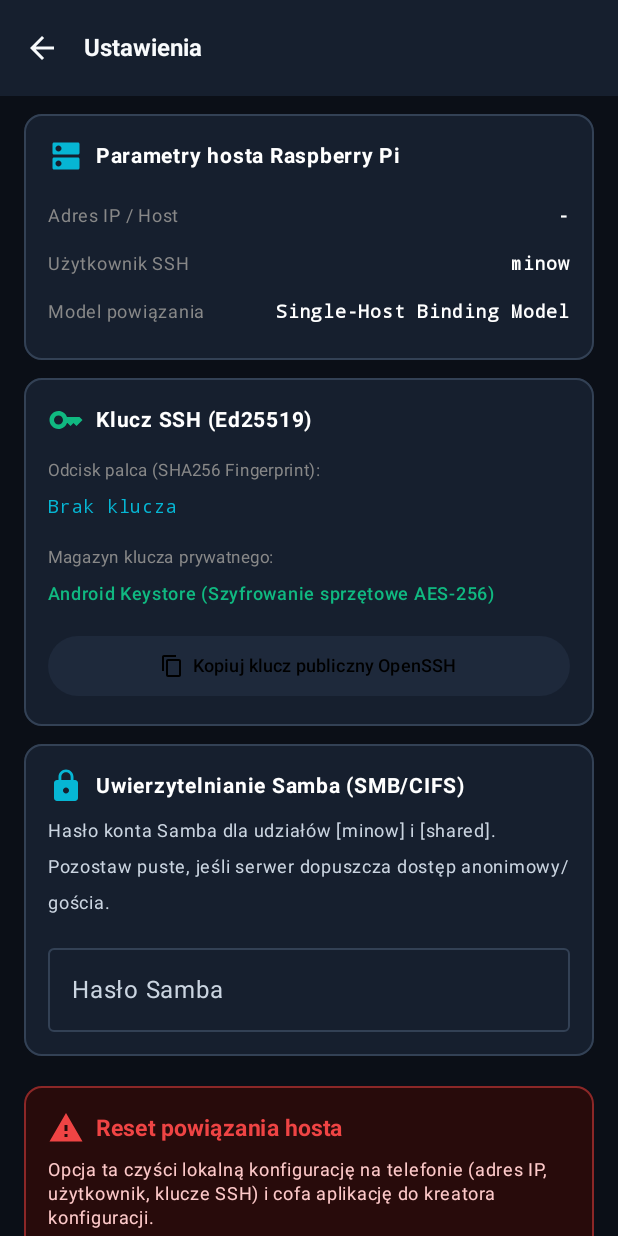
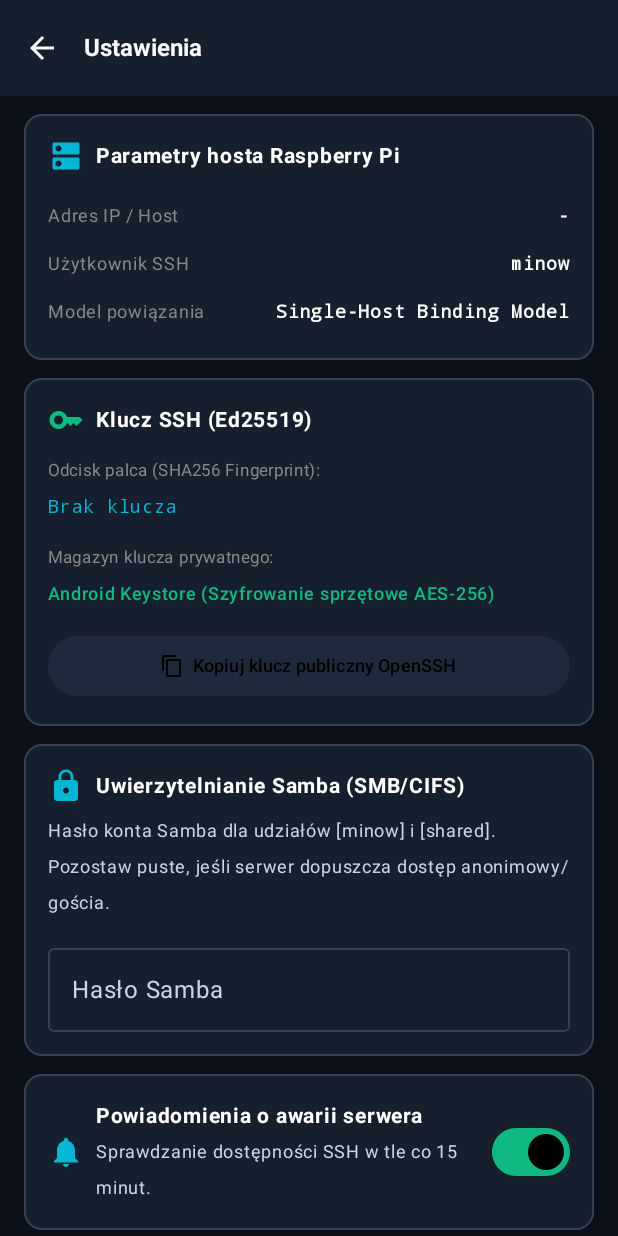
Before and after one commit to minow05/mobile_smart_ssh, an Android app built with Jetpack Compose: the SettingsScreen screen opened through its navigation route, on a phone screen of 412 x 824 dp. Run offline under Robolectric (Android 15) with nearby library versions, the phone set to English and light mode, and no system bars; 1 statement that could not run was skipped.

Commit message:
server down notification

```diff
--- a/app/build.gradle.kts
+++ b/app/build.gradle.kts
@@ -70,6 +70,7 @@ dependencies {
     implementation(libs.smbj)
     implementation(libs.jsch)
     implementation(libs.kotlinx.coroutines.android)
+    implementation(libs.androidx.work.runtime.ktx)
 
     testImplementation(libs.junit)
     androidTestImplementation(platform(libs.androidx.compose.bom))
--- a/app/src/main/AndroidManifest.xml
+++ b/app/src/main/AndroidManifest.xml
@@ -4,6 +4,7 @@
 
     <uses-permission android:name="android.permission.INTERNET" />
     <uses-permission android:name="android.permission.ACCESS_NETWORK_STATE" />
+    <uses-permission android:name="android.permission.POST_NOTIFICATIONS" />
 
     <application
         android:allowBackup="true"
--- a/app/src/main/java/com/example/mobile_smart_ssh/MainActivity.kt
+++ b/app/src/main/java/com/example/mobile_smart_ssh/MainActivity.kt
@@ -1,12 +1,15 @@
 package com.example.mobile_smart_ssh
 
+import android.Manifest
 import android.os.Bundle
 import androidx.activity.ComponentActivity
 import androidx.activity.compose.setContent
 import androidx.activity.enableEdgeToEdge
+import androidx.activity.result.contract.ActivityResultContracts
 import androidx.compose.foundation.layout.fillMaxSize
 import androidx.compose.material3.Surface
 import androidx.compose.ui.Modifier
+import com.example.mobile_smart_ssh.monitor.ServerMonitor
 import com.example.mobile_smart_ssh.ui.navigation.AppNavGraph
 import com.example.mobile_smart_ssh.ui.theme.SmartSSHTheme
 
@@ -14,6 +17,13 @@ class MainActivity : ComponentActivity() {
     override fun onCreate(savedInstanceState: Bundle?) {
         super.onCreate(savedInstanceState)
         enableEdgeToEdge()
+        if (ServerMonitor.isEnabled(this)) {
+            ServerMonitor.schedule(this)
+            if (!ServerMonitor.hasNotificationPermission(this)) {
+                registerForActivityResult(ActivityResultContracts.RequestPermission()) {}
+                    .launch(Manifest.permission.POST_NOTIFICATIONS)
+            }
+        }
         setContent {
             SmartSSHTheme(darkTheme = true) {
                 Surface(
--- a/app/src/main/java/com/example/mobile_smart_ssh/ui/settings/SettingsScreen.kt
+++ b/app/src/main/java/com/example/mobile_smart_ssh/ui/settings/SettingsScreen.kt
@@ -1,6 +1,9 @@
 package com.example.mobile_smart_ssh.ui.settings
 
+import android.Manifest
 import android.widget.Toast
+import androidx.activity.compose.rememberLauncherForActivityResult
+import androidx.activity.result.contract.ActivityResultContracts
 import androidx.compose.foundation.background
 import androidx.compose.foundation.border
 import androidx.compose.foundation.layout.Arrangement
@@ -25,6 +28,7 @@ import androidx.compose.material.icons.filled.Dns
 import androidx.compose.material.icons.filled.Info
 import androidx.compose.material.icons.filled.Key
 import androidx.compose.material.icons.filled.Lock
+import androidx.compose.material.icons.filled.Notifications
 import androidx.compose.material.icons.filled.Warning
 import androidx.compose.material3.AlertDialog
 import androidx.compose.material3.Button
@@ -37,6 +41,7 @@ import androidx.compose.material3.IconButton
 import androidx.compose.material3.MaterialTheme
 import androidx.compose.material3.OutlinedTextField
 import androidx.compose.material3.Scaffold
+import androidx.compose.material3.Switch
 import androidx.compose.material3.Text
 import androidx.compose.material3.TextButton
 import androidx.compose.material3.TopAppBar
@@ -56,6 +61,7 @@ import androidx.compose.ui.text.input.PasswordVisualTransformation
 import androidx.compose.ui.unit.dp
 import androidx.compose.ui.unit.sp
 import androidx.lifecycle.viewmodel.compose.viewModel
+import com.example.mobile_smart_ssh.monitor.ServerMonitor
 import com.example.mobile_smart_ssh.ui.theme.CyanAccent
 import com.example.mobile_smart_ssh.ui.theme.EmeraldPrimary
 import com.example.mobile_smart_ssh.ui.theme.RubyRed
@@ -74,6 +80,9 @@ fun SettingsScreen(
     val state by viewModel.uiState.collectAsState()
     val context = LocalContext.current
     val clipboardManager = LocalClipboardManager.current
+    val notificationPermissionLauncher = rememberLauncherForActivityResult(
+        ActivityResultContracts.RequestPermission()
+    ) {}
 
     Scaffold(
         topBar = {
@@ -209,6 +218,41 @@ fun SettingsScreen(
                 }
             }
 
+            Spacer(modifier = Modifier.height(12.dp))
+
+            // Karta: Powiadomienia o awarii serwera
+            Card(
+                modifier = Modifier.fillMaxWidth(),
+                colors = CardDefaults.cardColors(containerColor = SlateSurface),
+                shape = RoundedCornerShape(12.dp),
+                border = androidx.compose.foundation.BorderStroke(1.dp, SlateBorder)
+            ) {
+                Row(
+                    modifier = Modifier.padding(16.dp),
+                    verticalAlignment = Alignment.CenterVertically
+                ) {
+                    Icon(Icons.Default.Notifications, contentDescription = null, tint = CyanAccent)
+                    Spacer(modifier = Modifier.width(8.dp))
+                    Column(modifier = Modifier.weight(1f)) {
+                        Text("Powiadomienia o awarii serwera", fontWeight = FontWeight.Bold, fontSize = 14.sp, color = Color.White)
+                        Text(
+                            text = "Sprawdzanie dostępności SSH w tle co 15 minut.",
+                            fontSize = 12.sp,
+                            color = MaterialTheme.colorScheme.onSurfaceVariant
+                        )
+                    }
+                    Switch(
+                        checked = state.monitorEnabled,
+                        onCheckedChange = { enabled ->
+                            viewModel.onMonitorEnabledChanged(enabled)
+                            if (enabled && !ServerMonitor.hasNotificationPermission(context)) {
+                                notificationPermissionLauncher.launch(Manifest.permission.POST_NOTIFICATIONS)
+                            }
+                        }
+                    )
+                }
+            }
+
             Spacer(modifier = Modifier.height(20.dp))
 
             // Karta 4: Reset Configuration (Single-Host Unbinding)
--- a/app/src/main/java/com/example/mobile_smart_ssh/ui/settings/SettingsViewModel.kt
+++ b/app/src/main/java/com/example/mobile_smart_ssh/ui/settings/SettingsViewModel.kt
@@ -5,6 +5,7 @@ import androidx.lifecycle.AndroidViewModel
 import com.example.mobile_smart_ssh.core.model.ServerConfig
 import com.example.mobile_smart_ssh.core.security.KeyManager
 import com.example.mobile_smart_ssh.data.repository.ConfigRepository
+import com.example.mobile_smart_ssh.monitor.ServerMonitor
 import kotlinx.coroutines.flow.MutableStateFlow
 import kotlinx.coroutines.flow.StateFlow
 import kotlinx.coroutines.flow.asStateFlow
@@ -15,7 +16,8 @@ data class SettingsUiState(
     val publicKey: String = "",
     val fingerprint: String = "",
     val isResetDialogOpen: Boolean = false,
-    val smbPasswordInput: String = ""
+    val smbPasswordInput: String = "",
+    val monitorEnabled: Boolean = true
 )
 
 class SettingsViewModel(application: Application) : AndroidViewModel(application) {
@@ -39,7 +41,8 @@ class SettingsViewModel(application: Application) : AndroidViewModel(application
                 config = cfg,
                 publicKey = pubKey,
                 fingerprint = fp,
-                smbPasswordInput = cfg?.smbPassword ?: ""
+                smbPasswordInput = cfg?.smbPassword ?: "",
+                monitorEnabled = ServerMonitor.isEnabled(getApplication())
             )
         }
     }
@@ -47,6 +50,11 @@ class SettingsViewModel(application: Application) : AndroidViewModel(application
     fun onSmbPasswordChanged(pwd: String) {
         _uiState.update { it.copy(smbPasswordInput = pwd) }
         repository.saveSmbPassword(pwd)
+    }
+
+    fun onMonitorEnabledChanged(enabled: Boolean) {
+        ServerMonitor.setEnabled(getApplication(), enabled)
+        _uiState.update { it.copy(monitorEnabled = enabled) }
     }
 
     fun setResetDialogOpen(open: Boolean) {
--- a/gradle/libs.versions.toml
+++ b/gradle/libs.versions.toml
@@ -17,6 +17,7 @@ smbj = "0.13.0"
 sshj = "0.38.0"
 jsch = "0.2.21"
 coroutines = "1.10.1"
+work = "2.10.1"
 
 [libraries]
 androidx-core-ktx = { group = "androidx.core", name = "core-ktx", version.ref = "coreKtx" }
@@ -44,6 +45,7 @@ smbj = { group = "com.hierynomus", name = "smbj", version.ref = "smbj" }
 sshj = { group = "com.hierynomus", name = "sshj", version.ref = "sshj" }
 jsch = { group = "com.github.mwiede", name = "jsch", version.ref = "jsch" }
 kotlinx-coroutines-android = { group = "org.jetbrains.kotlinx", name = "kotlinx-coroutines-android", version.ref = "coroutines" }
+androidx-work-runtime-ktx = { group = "androidx.work", name = "work-runtime-ktx", version.ref = "work" }
 
 [plugins]
 android-application = { id = "com.android.application", version.ref = "agp" }
```
Also changed, not shown: app/src/main/java/com/example/mobile_smart_ssh/monitor/ServerMonitor.kt (added, +120 -0 lines).
